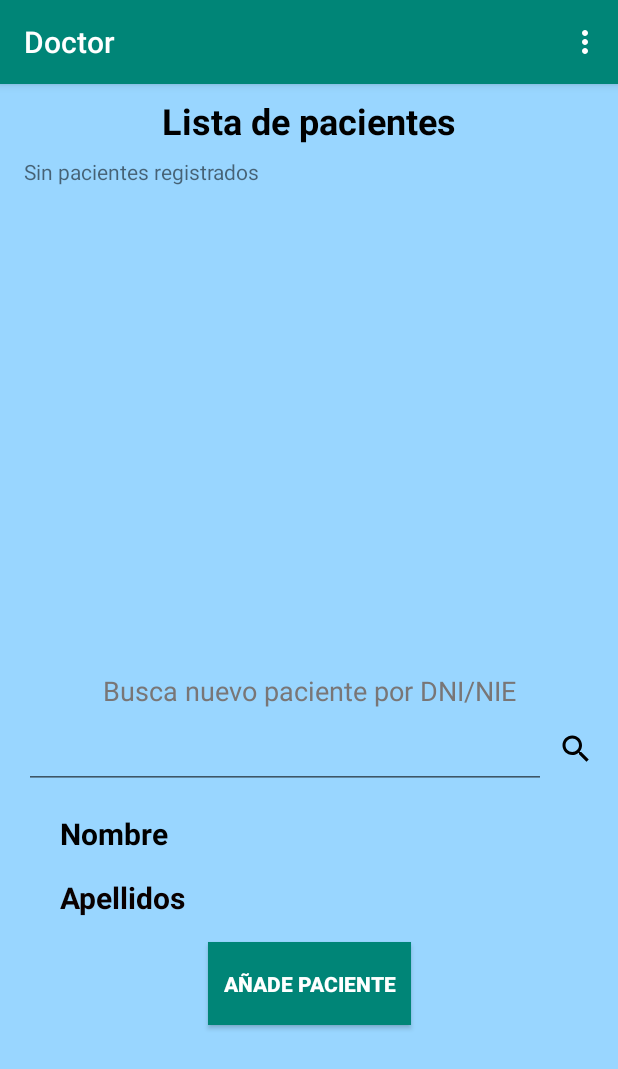
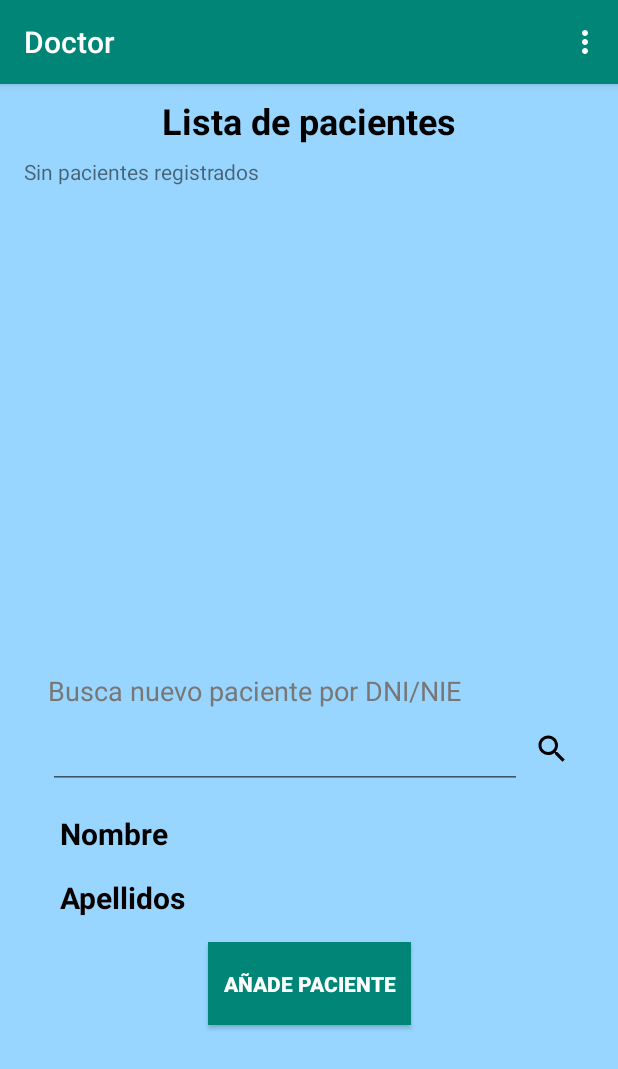
Before and after one commit to Sergiotmg/SintoMedic, an Android app: the MainDoctorActivity screen opened directly, with no data from a screen before it, on a phone screen of 412 x 824 dp. Shown: the top 1069 px of the screen. Run offline under Robolectric (Android 15) with nearby library versions, the phone set to English and light mode, and no system bars; our stand-ins replace data binding; pictures from the network do not load; 11 statements that could not run were skipped.

Commit message:
login layout mod

```diff
--- a/app/src/main/res/layout/activity_main_doctor.xml
+++ b/app/src/main/res/layout/activity_main_doctor.xml
@@ -88,7 +88,7 @@
             android:id="@+id/editText_paciente_a_buscar_de_activity_doctor"
             android:layout_width="0dp"
             android:layout_height="wrap_content"
-            android:layout_marginStart="16dp"
+            android:layout_marginStart="32dp"
             android:layout_marginTop="8dp"
             android:layout_marginEnd="8dp"
             android:ems="10"
@@ -130,7 +130,7 @@
             android:layout_width="wrap_content"
             android:layout_height="wrap_content"
             android:layout_marginTop="8dp"
-            android:layout_marginEnd="16dp"
+            android:layout_marginEnd="32dp"
             android:layout_marginBottom="8dp"
             android:background="@android:color/transparent"
             android:onClick="searchPacienteByDniNie"
@@ -143,13 +143,12 @@
             android:id="@+id/nombre_paciente_buscado"
             android:layout_width="0dp"
             android:layout_height="wrap_content"
-            android:layout_marginStart="8dp"
             android:layout_marginEnd="8dp"
             android:text="@{vm.pacienteDniNie.data.nombre}"
             android:textSize="20sp"
             app:layout_constraintBottom_toBottomOf="@+id/txt_nombre_paciente_buscado"
             app:layout_constraintEnd_toEndOf="@+id/editText_paciente_a_buscar_de_activity_doctor"
-            app:layout_constraintStart_toEndOf="@+id/txt_nombre_paciente_buscado" />
+            app:layout_constraintStart_toStartOf="@+id/apellidos_paciente_buscado" />
 
         <TextView
             android:id="@+id/apellidos_paciente_buscado"
@@ -168,14 +167,11 @@
             android:id="@+id/txt_busca_new_paciente"
             android:layout_width="wrap_content"
             android:layout_height="wrap_content"
-            android:layout_marginStart="8dp"
             android:layout_marginTop="8dp"
-            android:layout_marginEnd="8dp"
             android:text="Busca nuevo paciente por DNI/NIE"
             android:textColor="#797676"
             android:textSize="18sp"
-            app:layout_constraintEnd_toEndOf="parent"
-            app:layout_constraintStart_toStartOf="parent"
+            app:layout_constraintStart_toStartOf="@+id/editText_paciente_a_buscar_de_activity_doctor"
             app:layout_constraintTop_toTopOf="@+id/guideline5" />
 
     </android.support.constraint.ConstraintLayout>
--- a/app/src/main/res/layout/activity_show_ficha_paciente.xml
+++ b/app/src/main/res/layout/activity_show_ficha_paciente.xml
@@ -35,7 +35,7 @@
                     android:layout_marginStart="32dp"
                     android:layout_marginTop="16dp"
                     android:layout_marginEnd="8dp"
-                    android:fontFamily="casual"
+                    android:fontFamily="monospace"
                     android:foregroundGravity="center_vertical|right"
                     android:gravity="center|right"
                     android:text="@{vm.paciente.data.nombre}"
@@ -64,7 +64,7 @@
                     android:layout_marginStart="16dp"
                     android:layout_marginTop="16dp"
                     android:layout_marginEnd="24dp"
-                    android:fontFamily="casual"
+                    android:fontFamily="monospace"
                     android:foregroundGravity="left|center_vertical"
                     android:gravity="center|left"
                     android:text="@{vm.paciente.data.apellidos}"
@@ -190,7 +190,7 @@
                     android:layout_width="0dp"
                     android:layout_height="wrap_content"
                     android:layout_marginStart="24dp"
-                    android:layout_marginTop="8dp"
+                    android:layout_marginTop="32dp"
                     android:layout_marginEnd="8dp"
                     android:gravity="center"
                     android:text="Fecha nacimiento"
```
